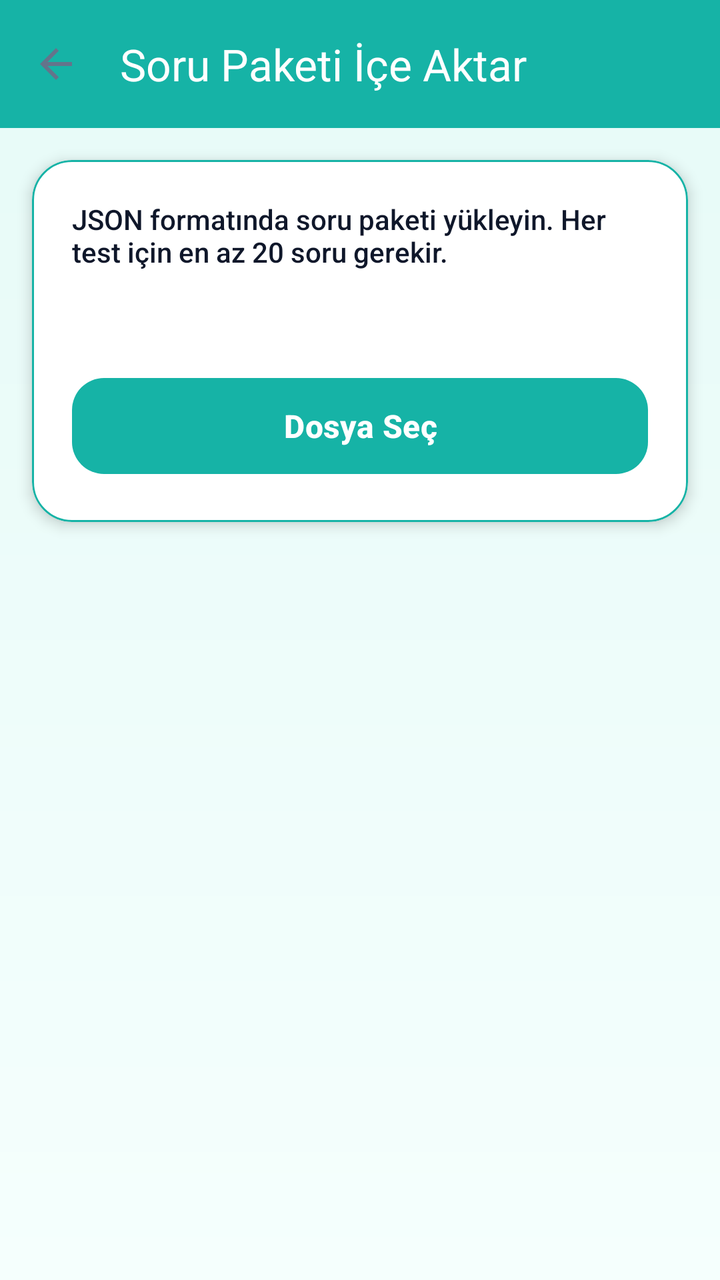
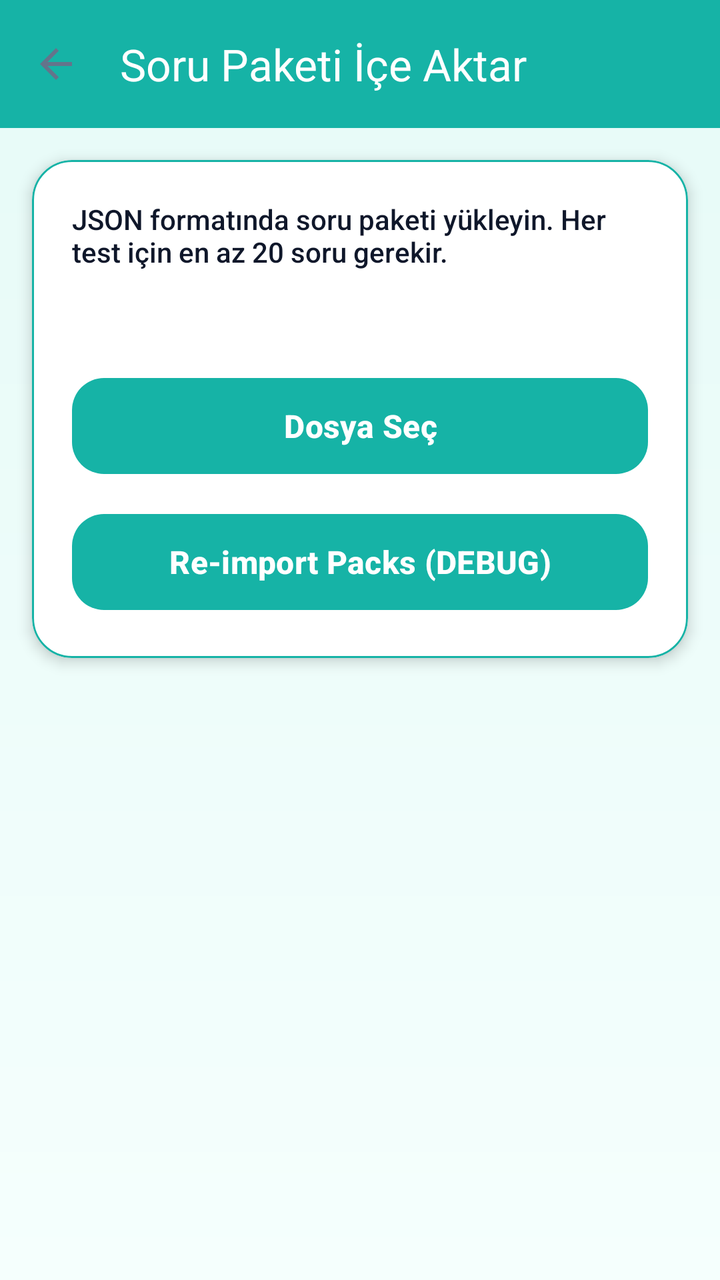

Compare the two renders of this Android layout. The source of the first and the diff that turns it into the second are given below.
<!-- AndroidManifest.xml: application theme Theme.BrainBuddy -->
<!-- res/layout/activity_question_import.xml -->
<?xml version="1.0" encoding="utf-8"?>
<LinearLayout xmlns:android="http://schemas.android.com/apk/res/android"
    xmlns:app="http://schemas.android.com/apk/res-auto"
    android:layout_width="match_parent"
    android:layout_height="match_parent"
    android:orientation="vertical"
    android:background="@drawable/bg_gradient">

    <com.google.android.material.appbar.MaterialToolbar
        android:id="@+id/toolbar"
        android:layout_width="match_parent"
        android:layout_height="?attr/actionBarSize"
            android:background="@color/bb_primary"
        app:titleTextColor="@color/white"
        app:title="Soru Paketi İçe Aktar"
        app:navigationIcon="?attr/homeAsUpIndicator" />

    <com.google.android.material.card.MaterialCardView
        android:layout_width="match_parent"
        android:layout_height="wrap_content"
        android:layout_margin="16dp"
        app:cardCornerRadius="20dp"
        app:cardElevation="4dp"
        app:cardBackgroundColor="@color/bb_card">

        <LinearLayout
            android:layout_width="match_parent"
            android:layout_height="wrap_content"
            android:orientation="vertical"
            android:padding="20dp">

            <TextView
                android:layout_width="match_parent"
                android:layout_height="wrap_content"
                android:text="JSON formatında soru paketi yükleyin. Her test için en az 20 soru gerekir."
                android:textSize="14sp"
                android:textColor="@color/bb_text"/>

            <TextView
                android:id="@+id/tvStats"
                android:layout_width="match_parent"
                android:layout_height="wrap_content"
                android:layout_marginTop="12dp"
                android:textSize="16sp"
                android:textStyle="bold"
                android:textColor="@color/bb_primary"/>

            <Button
                android:id="@+id/btnSelectFile"
                style="@style/BB.Button"
                android:layout_width="match_parent"
                android:layout_height="wrap_content"
                android:layout_marginTop="16dp"
                android:text="Dosya Seç"/>
        </LinearLayout>
    </com.google.android.material.card.MaterialCardView>
</LinearLayout>
<!-- resources referenced by this layout -->
<resources>
  <color name="bb_card">#FFFFFF</color>
  <color name="bb_primary">@color/emerald</color>
  <color name="bb_text">@color/textPrimary</color>
  <color name="white">#FFFFFF</color>
  <!-- drawable bg_gradient (drawable) -->
  <?xml version="1.0" encoding="utf-8"?>
  <layer-list xmlns:android="http://schemas.android.com/apk/res/android">
      <item>
          <shape>
              <gradient
                  android:angle="270"
                  android:startColor="@color/emerald_light"
                  android:endColor="@color/emerald_surface"/>
          </shape>
      </item>
  </layer-list>
  <style name="BB.Button" parent="BBButton" />
  <style name="Theme.BrainBuddy" parent="Theme.Material3.DayNight.NoActionBar">
          <item name="colorPrimary">@color/bb_primary</item>
          <item name="colorOnPrimary">@color/white</item>
          <item name="colorSecondary">@color/bb_secondary</item>
          <item name="colorOnSecondary">@color/white</item>
          <item name="colorTertiary">@color/bb_accent</item>
          <item name="colorOnTertiary">@color/black</item>
          <item name="colorError">@color/bb_error</item>
          <item name="colorSurface">@color/bb_bg</item>
          <item name="colorOnSurface">@color/bb_text</item>
          <item name="colorSurfaceContainer">@color/bb_surface_container</item>
          <item name="colorOutlineVariant">@color/bb_outline_variant</item>
          <item name="colorOnSurfaceVariant">@color/bb_text_muted</item>
          <item name="colorPrimaryContainer">@color/emerald_light</item>
          <item name="colorOnPrimaryContainer">@color/emerald_dark</item>
          <item name="colorSurfaceVariant">@color/emerald_light</item>
          <item name="android:windowBackground">@drawable/bg_gradient</item>
          <item name="android:textColorPrimary">@color/bb_text</item>
          <item name="android:textColorSecondary">@color/bb_text_muted</item>
          <item name="materialButtonStyle">@style/BBButton</item>
          <item name="android:fontFamily">sans-serif-medium</item>
      </style>
  <color name="emerald">#16B3A6</color>
  <color name="textPrimary">#0F172A</color>
  <color name="emerald_light">@color/emeraldSoft</color>
  <color name="emerald_surface">#F5FFFD</color>
  <style name="BBButton" parent="Widget.Material3.Button">
          <item name="android:minHeight">56dp</item>
          <item name="android:paddingStart">24dp</item>
          <item name="android:paddingEnd">24dp</item>
          <item name="cornerRadius">16dp</item>
          <item name="android:textAllCaps">false</item>
          <item name="android:textColor">?attr/colorOnPrimary</item>
          <item name="android:textSize">16sp</item>
          <item name="android:textStyle">bold</item>
          <item name="backgroundTint">?attr/colorPrimary</item>
      </style>
  <color name="bb_secondary">@color/emeraldDark</color>
  <color name="bb_accent">@color/emerald</color>
  <color name="black">#000000</color>
  <color name="bb_error">@color/danger</color>
  <color name="bb_bg">@color/emeraldSoft</color>
  <color name="bb_surface_container">@color/emerald_surface</color>
  <color name="bb_outline_variant">@color/emerald_primary</color>
  <color name="bb_text_muted">@color/textSecondary</color>
  <color name="emerald_dark">@color/emeraldDark</color>
  <color name="emeraldSoft">#E6FAF7</color>
  <color name="emeraldDark">#0E7E76</color>
  <color name="danger">#EF4444</color>
  <color name="emerald_primary">@color/emerald</color>
  <color name="textSecondary">#64748B</color>
</resources>

<!-- the commit's change to res/layout/activity_question_import.xml (unified diff, before → after) -->
@@ -52,6 +52,14 @@
                 android:layout_height="wrap_content"
                 android:layout_marginTop="16dp"
                 android:text="Dosya Seç"/>
+
+            <Button
+                android:id="@+id/btnReimportPacks"
+                style="@style/BB.Button"
+                android:layout_width="match_parent"
+                android:layout_height="wrap_content"
+                android:layout_marginTop="12dp"
+                android:text="Re-import Packs (DEBUG)"/>
         </LinearLayout>
     </com.google.android.material.card.MaterialCardView>
 </LinearLayout>
